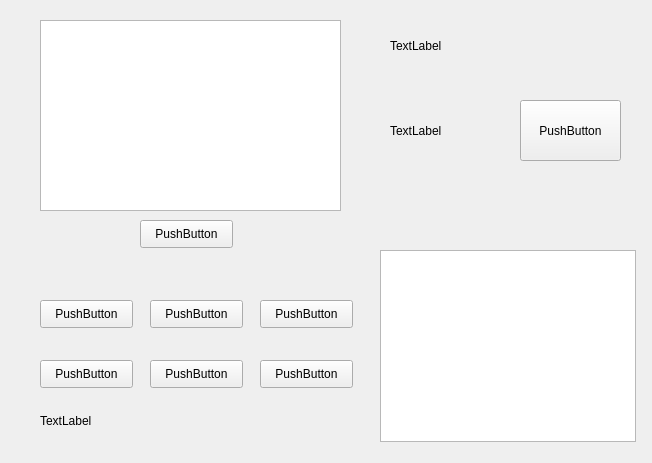
The window that widget.ui (Becai/Qt_SmartHomeSystem) describes before a commit, drawn with Qt 5.
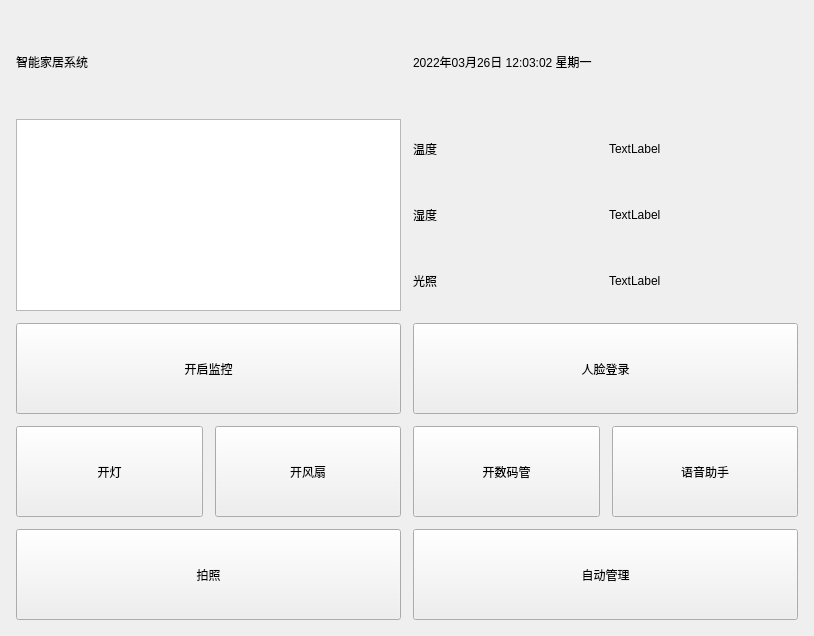
The same window after the commit.

Commit message: 实现人脸登录

```diff
--- a/widget.ui
+++ b/widget.ui
@@ -6,188 +6,210 @@
    <rect>
     <x>0</x>
     <y>0</y>
-    <width>652</width>
-    <height>463</height>
+    <width>814</width>
+    <height>636</height>
    </rect>
   </property>
   <property name="windowTitle">
    <string>Widget</string>
   </property>
-  <widget class="QGraphicsView" name="camera_monitor">
-   <property name="geometry">
-    <rect>
-     <x>40</x>
-     <y>20</y>
-     <width>301</width>
-     <height>191</height>
-    </rect>
+  <layout class="QGridLayout" name="gridLayout_3">
+   <property name="leftMargin">
+    <number>16</number>
    </property>
-  </widget>
-  <widget class="QPushButton" name="monitor_btn">
-   <property name="geometry">
-    <rect>
-     <x>140</x>
-     <y>220</y>
-     <width>93</width>
-     <height>28</height>
-    </rect>
+   <property name="topMargin">
+    <number>16</number>
    </property>
-   <property name="text">
-    <string>PushButton</string>
+   <property name="rightMargin">
+    <number>16</number>
    </property>
-  </widget>
-  <widget class="QLabel" name="labDateTime">
-   <property name="geometry">
-    <rect>
-     <x>390</x>
-     <y>30</y>
-     <width>211</width>
-     <height>31</height>
-    </rect>
+   <property name="bottomMargin">
+    <number>16</number>
    </property>
-   <property name="text">
-    <string>TextLabel</string>
+   <property name="spacing">
+    <number>12</number>
    </property>
-  </widget>
-  <widget class="QLabel" name="conn_label">
-   <property name="geometry">
-    <rect>
-     <x>390</x>
-     <y>110</y>
-     <width>121</width>
-     <height>41</height>
-    </rect>
-   </property>
-   <property name="text">
-    <string>TextLabel</string>
-   </property>
-  </widget>
-  <widget class="QPushButton" name="light_btn">
-   <property name="geometry">
-    <rect>
-     <x>40</x>
-     <y>300</y>
-     <width>93</width>
-     <height>28</height>
-    </rect>
-   </property>
-   <property name="text">
-    <string>PushButton</string>
-   </property>
-  </widget>
-  <widget class="QPushButton" name="audio_btn">
-   <property name="geometry">
-    <rect>
-     <x>40</x>
-     <y>360</y>
-     <width>93</width>
-     <height>28</height>
-    </rect>
-   </property>
-   <property name="text">
-    <string>PushButton</string>
-   </property>
-  </widget>
-  <widget class="QListView" name="listView_eco">
-   <property name="geometry">
-    <rect>
-     <x>380</x>
-     <y>250</y>
-     <width>256</width>
-     <height>192</height>
-    </rect>
-   </property>
-   <property name="textElideMode">
-    <enum>Qt::ElideRight</enum>
-   </property>
-   <property name="gridSize">
-    <size>
-     <width>0</width>
-     <height>50</height>
-    </size>
-   </property>
-   <property name="batchSize">
-    <number>50</number>
-   </property>
-  </widget>
-  <widget class="QPushButton" name="pushButton">
-   <property name="geometry">
-    <rect>
-     <x>150</x>
-     <y>300</y>
-     <width>93</width>
-     <height>28</height>
-    </rect>
-   </property>
-   <property name="text">
-    <string>PushButton</string>
-   </property>
-  </widget>
-  <widget class="QPushButton" name="pushButton_2">
-   <property name="geometry">
-    <rect>
-     <x>150</x>
-     <y>360</y>
-     <width>93</width>
-     <height>28</height>
-    </rect>
-   </property>
-   <property name="text">
-    <string>PushButton</string>
-   </property>
-  </widget>
-  <widget class="QPushButton" name="conn_btn">
-   <property name="geometry">
-    <rect>
-     <x>520</x>
-     <y>100</y>
-     <width>101</width>
-     <height>61</height>
-    </rect>
-   </property>
-   <property name="text">
-    <string>PushButton</string>
-   </property>
-  </widget>
-  <widget class="QLabel" name="lab_audio">
-   <property name="geometry">
-    <rect>
-     <x>40</x>
-     <y>410</y>
-     <width>101</width>
-     <height>21</height>
-    </rect>
-   </property>
-   <property name="text">
-    <string>TextLabel</string>
-   </property>
-  </widget>
-  <widget class="QPushButton" name="pushButton_3">
-   <property name="geometry">
-    <rect>
-     <x>260</x>
-     <y>300</y>
-     <width>93</width>
-     <height>28</height>
-    </rect>
-   </property>
-   <property name="text">
-    <string>PushButton</string>
-   </property>
-  </widget>
-  <widget class="QPushButton" name="pushButton_4">
-   <property name="geometry">
-    <rect>
-     <x>260</x>
-     <y>360</y>
-     <width>93</width>
-     <height>28</height>
-    </rect>
-   </property>
-   <property name="text">
-    <string>PushButton</string>
-   </property>
-  </widget>
+   <item row="0" column="2" colspan="2">
+    <widget class="QLabel" name="labDateTime">
+     <property name="sizePolicy">
+      <sizepolicy hsizetype="Preferred" vsizetype="Preferred">
+       <horstretch>0</horstretch>
+       <verstretch>0</verstretch>
+      </sizepolicy>
+     </property>
+     <property name="text">
+      <string>2022年03月26日 12:03:02 星期一</string>
+     </property>
+    </widget>
+   </item>
+   <item row="2" column="0" colspan="2">
+    <widget class="QPushButton" name="monitor_btn">
+     <property name="sizePolicy">
+      <sizepolicy hsizetype="Preferred" vsizetype="Preferred">
+       <horstretch>0</horstretch>
+       <verstretch>0</verstretch>
+      </sizepolicy>
+     </property>
+     <property name="text">
+      <string>开启监控</string>
+     </property>
+    </widget>
+   </item>
+   <item row="4" column="1">
+    <widget class="QPushButton" name="fans_btn">
+     <property name="sizePolicy">
+      <sizepolicy hsizetype="Preferred" vsizetype="Preferred">
+       <horstretch>0</horstretch>
+       <verstretch>0</verstretch>
+      </sizepolicy>
+     </property>
+     <property name="text">
+      <string>开风扇</string>
+     </property>
+    </widget>
+   </item>
+   <item row="2" column="2" colspan="2">
+    <widget class="QPushButton" name="conn_btn">
+     <property name="sizePolicy">
+      <sizepolicy hsizetype="Preferred" vsizetype="Preferred">
+       <horstretch>0</horstretch>
+       <verstretch>0</verstretch>
+      </sizepolicy>
+     </property>
+     <property name="text">
+      <string>人脸登录</string>
+     </property>
+    </widget>
+   </item>
+   <item row="4" column="2">
+    <widget class="QPushButton" name="digital_btn">
+     <property name="sizePolicy">
+      <sizepolicy hsizetype="Preferred" vsizetype="Preferred">
+       <horstretch>0</horstretch>
+       <verstretch>0</verstretch>
+      </sizepolicy>
+     </property>
+     <property name="text">
+      <string>开数码管</string>
+     </property>
+    </widget>
+   </item>
+   <item row="4" column="3">
+    <widget class="QPushButton" name="audio_btn">
+     <property name="sizePolicy">
+      <sizepolicy hsizetype="Preferred" vsizetype="Preferred">
+       <horstretch>0</horstretch>
+       <verstretch>0</verstretch>
+      </sizepolicy>
+     </property>
+     <property name="text">
+      <string>语音助手</string>
+     </property>
+    </widget>
+   </item>
+   <item row="5" column="0" colspan="2">
+    <widget class="QPushButton" name="cheese_btn">
+     <property name="sizePolicy">
+      <sizepolicy hsizetype="Preferred" vsizetype="Preferred">
+       <horstretch>0</horstretch>
+       <verstretch>0</verstretch>
+      </sizepolicy>
+     </property>
+     <property name="text">
+      <string>拍照</string>
+     </property>
+    </widget>
+   </item>
+   <item row="1" column="0" colspan="2">
+    <widget class="QGraphicsView" name="camera_monitor">
+     <property name="sizePolicy">
+      <sizepolicy hsizetype="Preferred" vsizetype="Preferred">
+       <horstretch>0</horstretch>
+       <verstretch>0</verstretch>
+      </sizepolicy>
+     </property>
+    </widget>
+   </item>
+   <item row="5" column="2" colspan="2">
+    <widget class="QPushButton" name="auto_btn">
+     <property name="sizePolicy">
+      <sizepolicy hsizetype="Preferred" vsizetype="Preferred">
+       <horstretch>0</horstretch>
+       <verstretch>0</verstretch>
+      </sizepolicy>
+     </property>
+     <property name="text">
+      <string>自动管理</string>
+     </property>
+    </widget>
+   </item>
+   <item row="4" column="0">
+    <widget class="QPushButton" name="light_btn">
+     <property name="sizePolicy">
+      <sizepolicy hsizetype="Preferred" vsizetype="Preferred">
+       <horstretch>0</horstretch>
+       <verstretch>0</verstretch>
+      </sizepolicy>
+     </property>
+     <property name="text">
+      <string>开灯</string>
+     </property>
+    </widget>
+   </item>
+   <item row="0" column="0" colspan="2">
+    <widget class="QLabel" name="title">
+     <property name="text">
+      <string>智能家居系统</string>
+     </property>
+    </widget>
+   </item>
+   <item row="1" column="2" colspan="2">
+    <layout class="QGridLayout" name="env_info">
+     <item row="0" column="0">
+      <widget class="QLabel" name="tem_title">
+       <property name="text">
+        <string>温度</string>
+       </property>
+      </widget>
+     </item>
+     <item row="1" column="0">
+      <widget class="QLabel" name="hum_title">
+       <property name="text">
+        <string>湿度</string>
+       </property>
+      </widget>
+     </item>
+     <item row="1" column="1">
+      <widget class="QLabel" name="hum_info">
+       <property name="text">
+        <string>TextLabel</string>
+       </property>
+      </widget>
+     </item>
+     <item row="0" column="1">
+      <widget class="QLabel" name="tem_info">
+       <property name="text">
+        <string>TextLabel</string>
+       </property>
+      </widget>
+     </item>
+     <item row="2" column="0">
+      <widget class="QLabel" name="illu_title">
+       <property name="text">
+        <string>光照</string>
+       </property>
+      </widget>
+     </item>
+     <item row="2" column="1">
+      <widget class="QLabel" name="illu_info">
+       <property name="text">
+        <string>TextLabel</string>
+       </property>
+      </widget>
+     </item>
+    </layout>
+   </item>
+  </layout>
  </widget>
  <layoutdefault spacing="6" margin="11"/>
  <resources/>
```
The commit also changes 24 other files.
